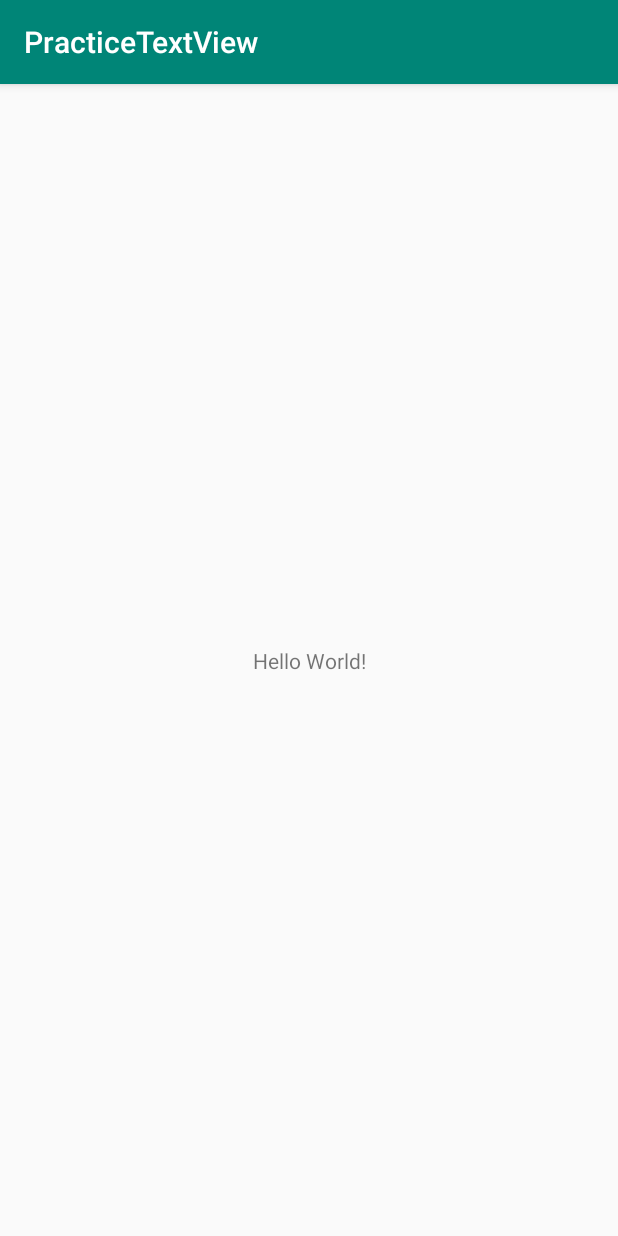
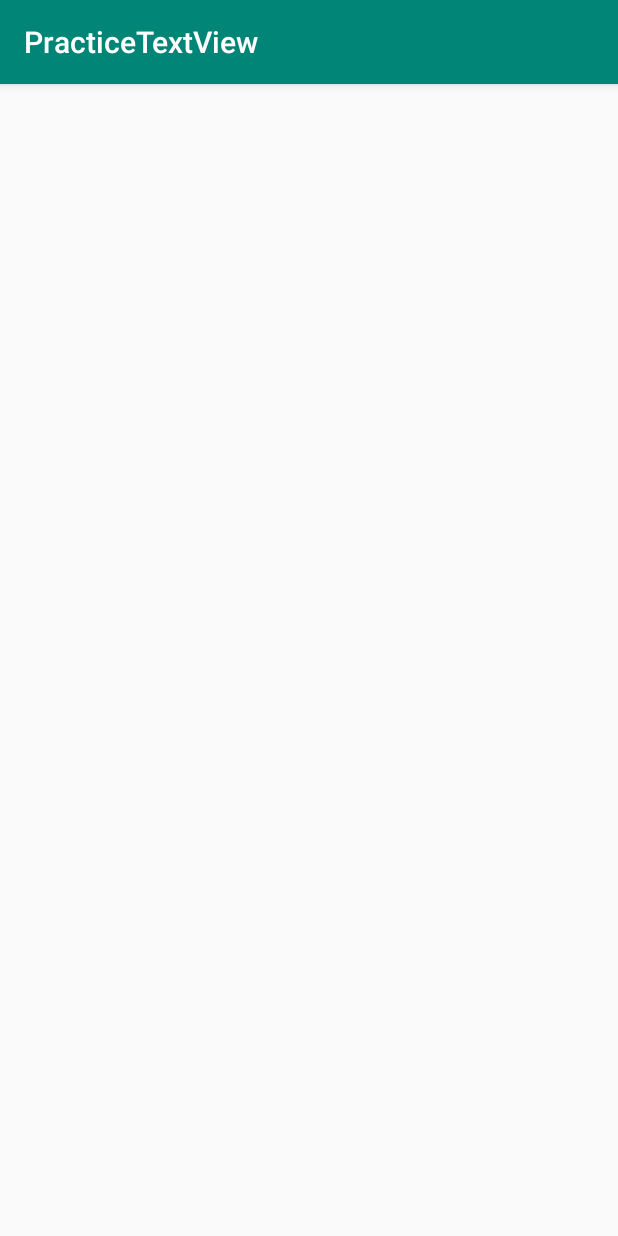
Before and after one commit to aluceps/PracticeCountEmoji, an Android app: the screen it shows after launch (MainActivity), on a phone screen of 412 x 824 dp. Run offline under Robolectric (Android 15) with nearby library versions, the phone set to English and light mode, and no system bars; our stand-ins replace data binding.

Commit message:
use latest version

```diff
--- a/app/src/main/res/layout/activity_main.xml
+++ b/app/src/main/res/layout/activity_main.xml
@@ -1,23 +1,10 @@
 <?xml version="1.0" encoding="utf-8"?>
-<layout xmlns:android="http://schemas.android.com/apk/res/android"
-    xmlns:app="http://schemas.android.com/apk/res-auto"
-    xmlns:tools="http://schemas.android.com/tools"
-    >
+<layout xmlns:android="http://schemas.android.com/apk/res/android">
 
     <androidx.constraintlayout.widget.ConstraintLayout
         android:layout_width="match_parent"
         android:layout_height="match_parent"
-        tools:context=".MainActivity"
         >
 
-        <TextView
-            android:layout_width="wrap_content"
-            android:layout_height="wrap_content"
-            android:text="Hello World!"
-            app:layout_constraintBottom_toBottomOf="parent"
-            app:layout_constraintLeft_toLeftOf="parent"
-            app:layout_constraintRight_toRightOf="parent"
-            app:layout_constraintTop_toTopOf="parent"
-            />
     </androidx.constraintlayout.widget.ConstraintLayout>
 </layout>
--- a/build.gradle
+++ b/build.gradle
@@ -8,7 +8,7 @@ buildscript {
 
     }
     dependencies {
-        classpath 'com.android.tools.build:gradle:3.5.3'
+        classpath 'com.android.tools.build:gradle:3.5.4'
         classpath "org.jetbrains.kotlin:kotlin-gradle-plugin:$kotlin_version"
         // NOTE: Do not place your application dependencies here; they belong
         // in the individual module build.gradle files
```
Also changed, not shown: app/build.gradle (+4 -4 lines).
